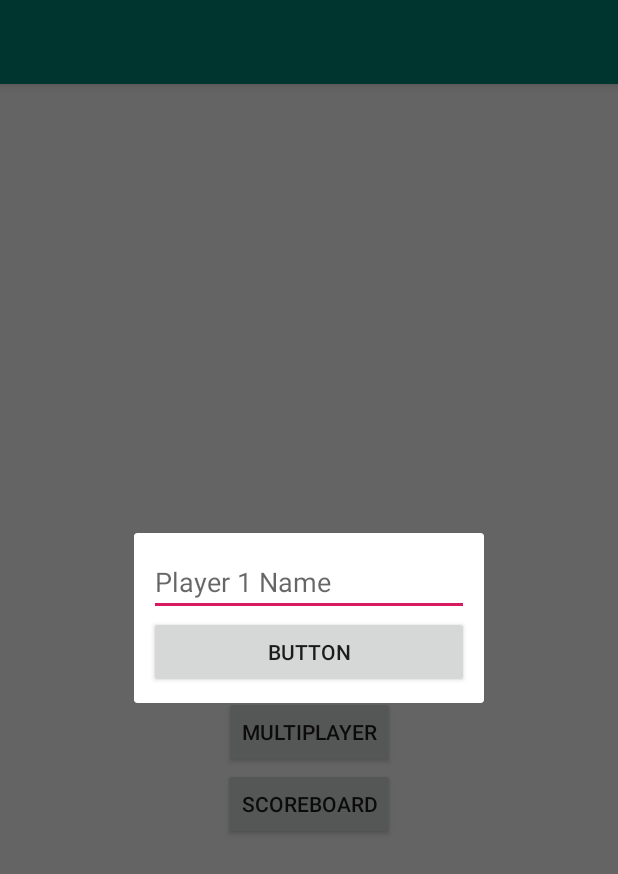
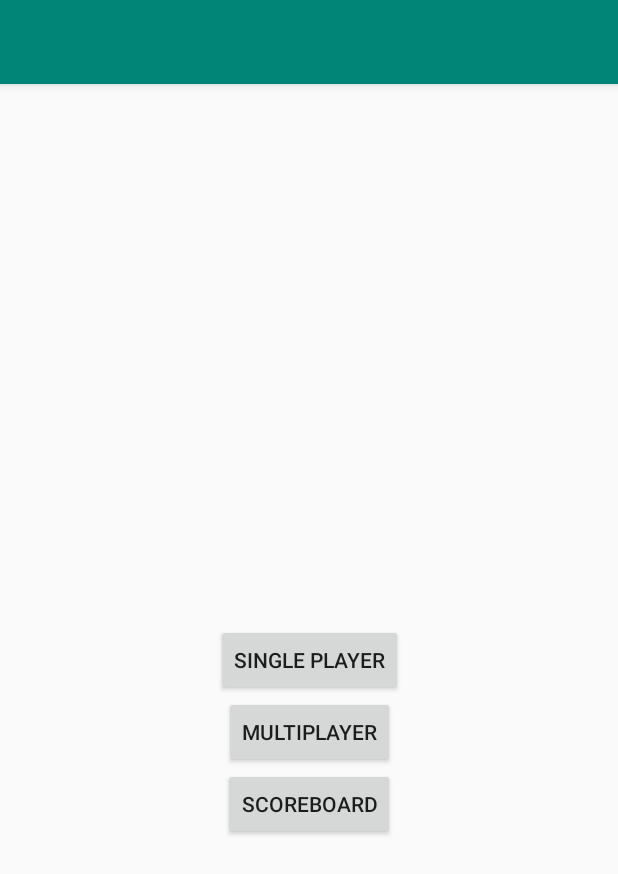
Before and after one commit to tomassams/gameoftictacthrones, an Android app: the screen it shows after launch (WelcomeActivity before the commit, MainMenuActivity after it), after a tap on "SCOREBOARD", on a phone screen of 412 x 824 dp. Shown: the top 874 px of the screen. Run offline under Robolectric (Android 15) with nearby library versions, the phone set to English and light mode, and no system bars; our stand-ins replace Room's generated code.

Commit message:
remove dialogfragment, some refactoring

```diff
--- a/app/src/main/AndroidManifest.xml
+++ b/app/src/main/AndroidManifest.xml
@@ -11,7 +11,7 @@
             android:theme="@style/AppTheme">
         <activity android:name=".controller.GameActivity">
         </activity>
-        <activity android:name=".controller.WelcomeActivity">
+        <activity android:name=".controller.MainMenuActivity">
             <intent-filter>
                 <action android:name="android.intent.action.MAIN"/>
 
--- a/app/src/main/java/com/example/tictactoe/controller/WelcomeActivity.kt
+++ b/app/src/main/java/com/example/tictactoe/controller/MainMenuActivity.kt
@@ -7,11 +7,11 @@ import android.util.Log
 import com.example.tictactoe.R
 import com.example.tictactoe.model.AppDatabase
 
-class WelcomeActivity : AppCompatActivity() {
+class MainMenuActivity : AppCompatActivity() {
 
     override fun onCreate(savedInstanceState: Bundle?) {
         super.onCreate(savedInstanceState)
-        setContentView(R.layout.activity_welcome)
+        setContentView(R.layout.activity_main_menu)
 
         val db = Room.databaseBuilder(
             applicationContext,
--- a/app/src/main/java/com/example/tictactoe/controller/WelcomeFragment.kt
+++ b/app/src/main/java/com/example/tictactoe/controller/MainMenuFragment.kt
@@ -8,17 +8,16 @@ import android.view.LayoutInflater
 import android.view.View
 import android.view.ViewGroup
 import com.example.tictactoe.R
-import com.example.tictactoe.model.GameMode
-import kotlinx.android.synthetic.main.fragment_welcome.*
+import kotlinx.android.synthetic.main.fragment_main_menu.*
 
-class WelcomeFragment : Fragment() {
+class MainMenuFragment : Fragment() {
 
     override fun onCreateView(
         inflater: LayoutInflater, container: ViewGroup?,
         savedInstanceState: Bundle?
     ): View? {
         // Inflate the layout for this fragment
-        return inflater.inflate(R.layout.fragment_welcome, container, false)
+        return inflater.inflate(R.layout.fragment_main_menu, container, false)
     }
 
     override fun onActivityCreated(savedInstanceState: Bundle?) {
@@ -36,11 +35,8 @@ class WelcomeFragment : Fragment() {
             startActivity(intent)
         }
 
-        // testing fragments in this one
         btnShowScoreboard.setOnClickListener {
-            val fm = activity?.supportFragmentManager
-            val frag = StartGameDialogFragment()
-            frag.show(fm, "tag")
+
         }
 
     }
--- a/app/src/main/java/com/example/tictactoe/controller/StartGameDialogFragment.kt
+++ /dev/null
@@ -1,23 +0,0 @@
-package com.example.tictactoe.controller
-
-
-import android.os.Bundle
-import android.support.v4.app.DialogFragment
-import android.view.LayoutInflater
-import android.view.View
-import android.view.ViewGroup
-import com.example.tictactoe.R
-
-
-class StartGameDialogFragment : DialogFragment() {
-
-    override fun onCreateView(
-        inflater: LayoutInflater, container: ViewGroup?,
-        savedInstanceState: Bundle?
-    ): View? {
-        // Inflate the layout for this fragment
-        return inflater.inflate(R.layout.fragment_start_game_dialog, container, false)
-    }
-
-
-}
--- a/app/src/main/java/com/example/tictactoe/model/Board.kt
+++ b/app/src/main/java/com/example/tictactoe/model/Board.kt
@@ -28,7 +28,7 @@ class Board {
     /**
      * check if a player has won the game by having 3 consecutive horizontal, vertical or diagonal cells
      */
-    fun checkForVictory(player: Seed): Boolean {
+    fun hasPlayerWon(player: Seed): Boolean {
 
         // horizontal
         if(
@@ -63,7 +63,7 @@ class Board {
      * check if the board is in a draw state, which it is if there are no empty cells left
      * AND a victory check has returned false
      */
-    fun checkForDraw(): Boolean {
+    fun isDraw(): Boolean {
 
         // if there are empty cells, there is still moves to be made
         for(cell in cells) {
--- a/app/src/main/res/layout/activity_game.xml
+++ b/app/src/main/res/layout/activity_game.xml
@@ -57,6 +57,11 @@
                     android:text="Restart"
                     android:layout_height="wrap_content" android:id="@+id/button" android:layout_width="wrap_content"
                     android:onClick="restartBoard"/>
+            <Chronometer
+                    android:id="@+id/chronometer"
+                    android:layout_width="wrap_content"
+                    android:layout_height="wrap_content"
+                    android:layout_margin="20dp"/>
         </TableRow>
     </TableLayout>
 </android.support.constraint.ConstraintLayout>
--- a/app/src/main/res/layout/activity_welcome.xml
+++ b/app/src/main/res/layout/activity_main_menu.xml
@@ -5,12 +5,12 @@
         xmlns:app="http://schemas.android.com/apk/res-auto"
         android:layout_width="match_parent"
         android:layout_height="match_parent"
-        tools:context=".controller.WelcomeActivity">
+        tools:context=".controller.MainMenuActivity">
 
     <fragment
             android:id="@+id/welcome_fragment"
-            android:name="com.example.tictactoe.controller.WelcomeFragment"
-            tools:layout="@layout/fragment_welcome"
+            android:name="com.example.tictactoe.controller.MainMenuFragment"
+            tools:layout="@layout/fragment_main_menu"
             android:layout_width="match_parent"
             android:layout_height="match_parent" />
 
--- a/app/src/main/res/layout/fragment_welcome.xml
+++ b/app/src/main/res/layout/fragment_main_menu.xml
@@ -5,7 +5,7 @@
         xmlns:app="http://schemas.android.com/apk/res-auto"
         android:layout_width="match_parent"
         android:layout_height="match_parent"
-        tools:context=".controller.WelcomeActivity">
+        tools:context=".controller.MainMenuActivity">
 
     <Button
             android:text="Single Player"
--- a/app/src/main/res/layout/fragment_start_game_dialog.xml
+++ /dev/null
@@ -1,28 +0,0 @@
-<?xml version="1.0" encoding="utf-8"?>
-<FrameLayout xmlns:android="http://schemas.android.com/apk/res/android"
-             xmlns:app="http://schemas.android.com/apk/res-auto" xmlns:tools="http://schemas.android.com/tools"
-             android:layout_width="match_parent"
-             android:layout_height="match_parent"
-             tools:context=".controller.StartGameDialogFragment" android:padding="10sp">
-    <TableLayout
-            android:layout_width="match_parent"
-            android:layout_height="match_parent">
-
-        <TableRow
-                android:layout_width="match_parent"
-                android:layout_height="match_parent">
-            <EditText
-                    android:layout_height="wrap_content"
-                    android:inputType="textPersonName"
-                    android:ems="10"
-                    android:id="@+id/inTextPlayerOneName" android:hint="Player 1 Name" android:singleLine="true"
-                    android:layout_width="wrap_content"/>
-        </TableRow>
-        <TableRow android:layout_width="match_parent" android:layout_height="match_parent">
-            <Button
-                    android:text="Button"
-                    android:layout_width="wrap_content"
-                    android:layout_height="wrap_content" android:id="@+id/button2"/>
-        </TableRow>
-    </TableLayout>
-</FrameLayout>
```
Also changed, not shown: app/src/main/java/com/example/tictactoe/controller/GameActivity.kt (+9 -6 lines), app/src/main/java/com/example/tictactoe/model/Bot.kt (+5 -8 lines), app/src/main/java/com/example/tictactoe/model/GameManager.kt (+4 -4 lines).
